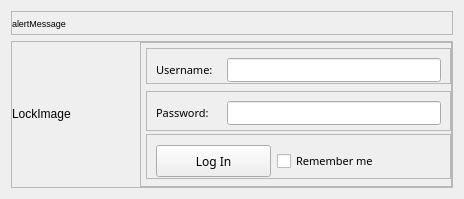
Qt form ETClient/ETClient/Authorization/AuthForm.ui (Dmytro-Shvetsov/Employee-Tracker) before a commit.
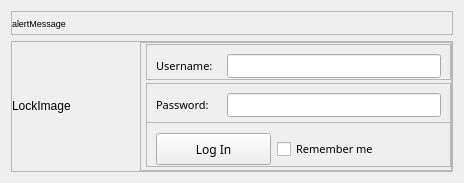
The same form after that commit.

Diff of the .ui file:
```diff
--- a/ETClient/ETClient/Authorization/AuthForm.ui
+++ b/ETClient/ETClient/Authorization/AuthForm.ui
@@ -7,7 +7,7 @@
     <x>0</x>
     <y>0</y>
     <width>464</width>
-    <height>199</height>
+    <height>183</height>
    </rect>
   </property>
   <property name="sizePolicy">
```
Left out of the diff: 4 changed lines with no effect on the pictures.
